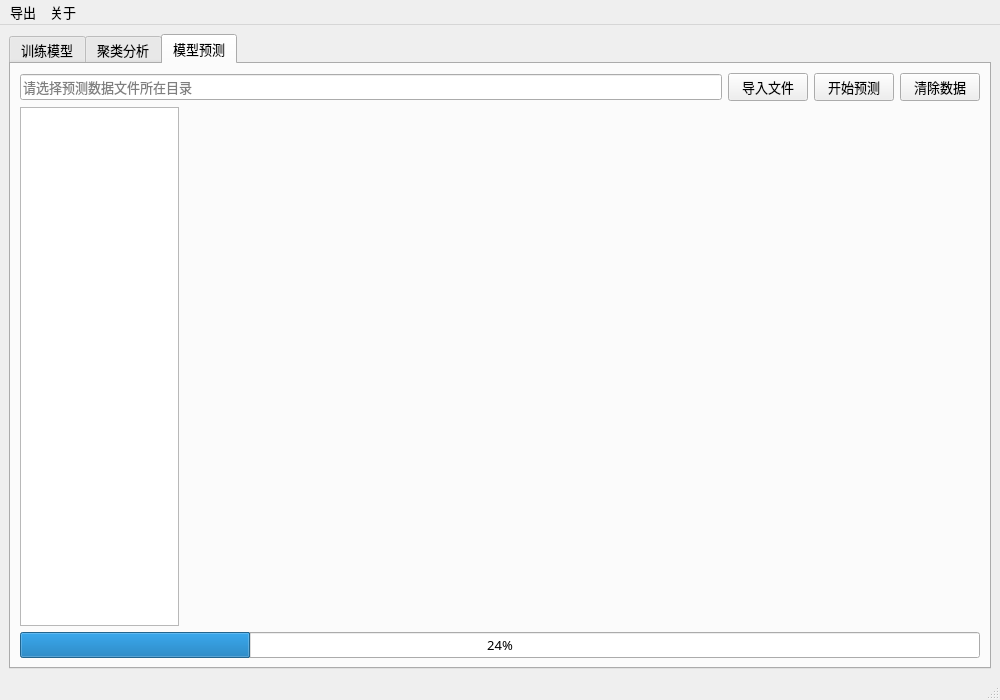
Qt form resource/ui/main.ui (1306588647/Gas_production_prediction_system) before a commit.
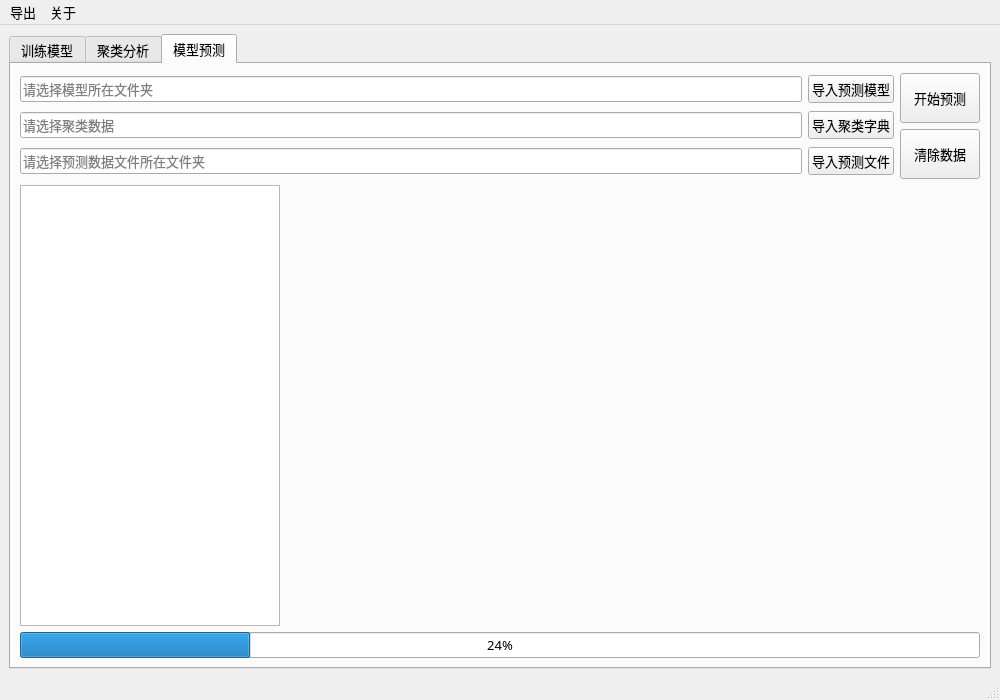
The same form after that commit. The open tabs and pages were chosen to show the change.

Commit message: 版本：2.0.0 新增模型预测单独运行

The edit to the form file:
```diff
--- a/resource/ui/main.ui
+++ b/resource/ui/main.ui
@@ -224,11 +224,49 @@
        <attribute name="title">
         <string>模型预测</string>
        </attribute>
-       <layout class="QVBoxLayout" name="verticalLayout_7">
+       <layout class="QVBoxLayout" name="verticalLayout_10">
         <item>
-         <layout class="QVBoxLayout" name="verticalLayout_4" stretch="0">
+         <layout class="QHBoxLayout" name="horizontalLayout_10">
           <item>
-           <layout class="QHBoxLayout" name="horizontalLayout_4" stretch="0,0,0,0">
+           <layout class="QVBoxLayout" name="verticalLayout_4">
+            <item>
+             <layout class="QHBoxLayout" name="horizontalLayout_8">
+              <item>
+               <widget class="QLineEdit" name="text_model_path">
+                <property name="placeholderText">
+                 <string>请选择模型所在文件夹</string>
+                </property>
+               </widget>
+              </item>
+              <item>
+               <widget class="QPushButton" name="btn_import_model">
+                <property name="text">
+                 <string>导入预测模型</string>
+                </property>
+               </widget>
+              </item>
+             </layout>
+            </item>
+            <item>
+             <layout class="QHBoxLayout" name="horizontalLayout_9">
+              <item>
+               <widget class="QLineEdit" name="text_dict_path">
+                <property name="placeholderText">
+                 <string>请选择聚类数据</string>
+                </property>
+               </widget>
+              </item>
+              <item>
+               <widget class="QPushButton" name="btn_import_dict">
+                <property name="text">
+                 <string>导入聚类字典</string>
+                </property>
+               </widget>
+              </item>
+             </layout>
+            </item>
+            <item>
+             <layout class="QHBoxLayout" name="horizontalLayout_4" stretch="0,0">
             <item>
              <widget class="QLineEdit" name="text_predict_path">
               <property name="font">
@@ -238,7 +276,7 @@
                </font>
               </property>
               <property name="placeholderText">
-               <string>请选择预测数据文件所在目录</string>
+                 <string>请选择预测数据文件所在文件夹</string>
               </property>
              </widget>
             </item>
@@ -251,12 +289,30 @@
                </font>
               </property>
               <property name="text">
-               <string>导入文件</string>
+                 <string>导入预测文件</string>
               </property>
              </widget>
             </item>
+             </layout>
+            </item>
+           </layout>
+          </item>
+          <item>
+           <layout class="QVBoxLayout" name="verticalLayout_7">
             <item>
              <widget class="QPushButton" name="btn_start_predict">
+              <property name="sizePolicy">
+               <sizepolicy hsizetype="Minimum" vsizetype="Fixed">
+                <horstretch>0</horstretch>
+                <verstretch>0</verstretch>
+               </sizepolicy>
+              </property>
+              <property name="minimumSize">
+               <size>
+                <width>0</width>
+                <height>50</height>
+               </size>
+              </property>
               <property name="font">
                <font>
                 <family>宋体</family>
@@ -270,6 +326,12 @@
             </item>
             <item>
              <widget class="QPushButton" name="btn_clear_predata">
+              <property name="minimumSize">
+               <size>
+                <width>0</width>
+                <height>50</height>
+               </size>
+              </property>
               <property name="text">
                <string>清除数据</string>
               </property>
@@ -282,7 +344,7 @@
         <item>
          <layout class="QVBoxLayout" name="verticalLayout_5" stretch="0,0">
           <item>
-           <layout class="QHBoxLayout" name="horizontalLayout_2" stretch="1,5">
+           <layout class="QHBoxLayout" name="horizontalLayout_2" stretch="3,8">
             <item>
              <widget class="QListWidget" name="listWidget"/>
             </item>
```
Left out of the diff: 12 changed lines with no effect on the pictures. Lines whose indentation alone changed are shown as unchanged. The commit also changes 83 other files.
